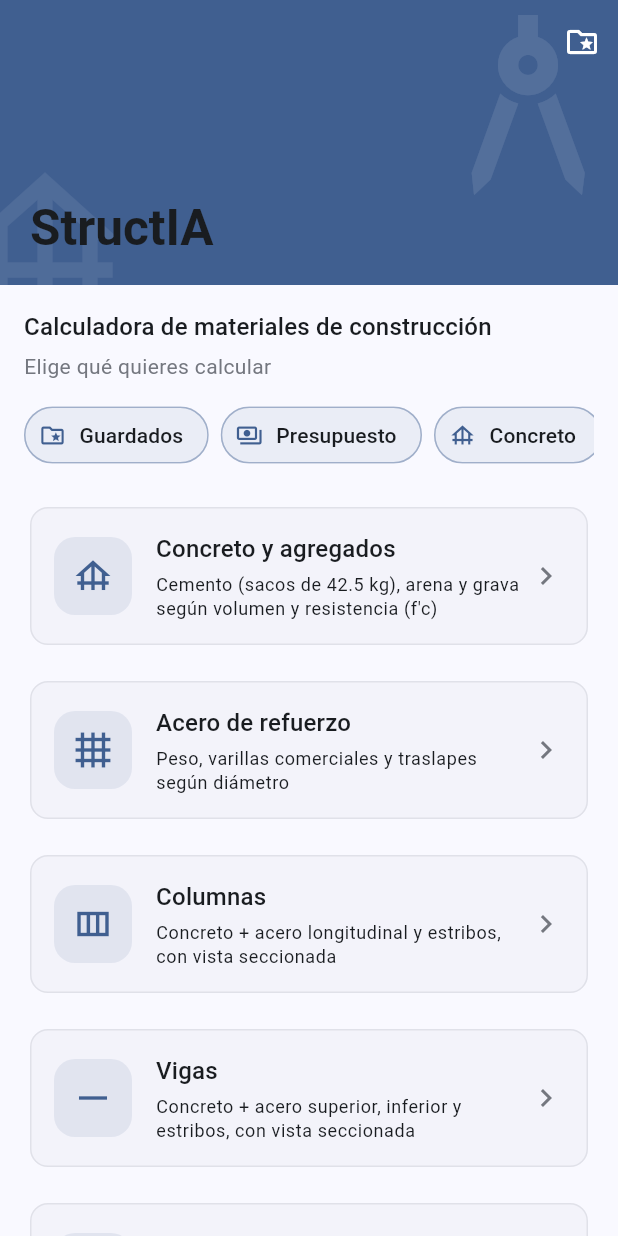
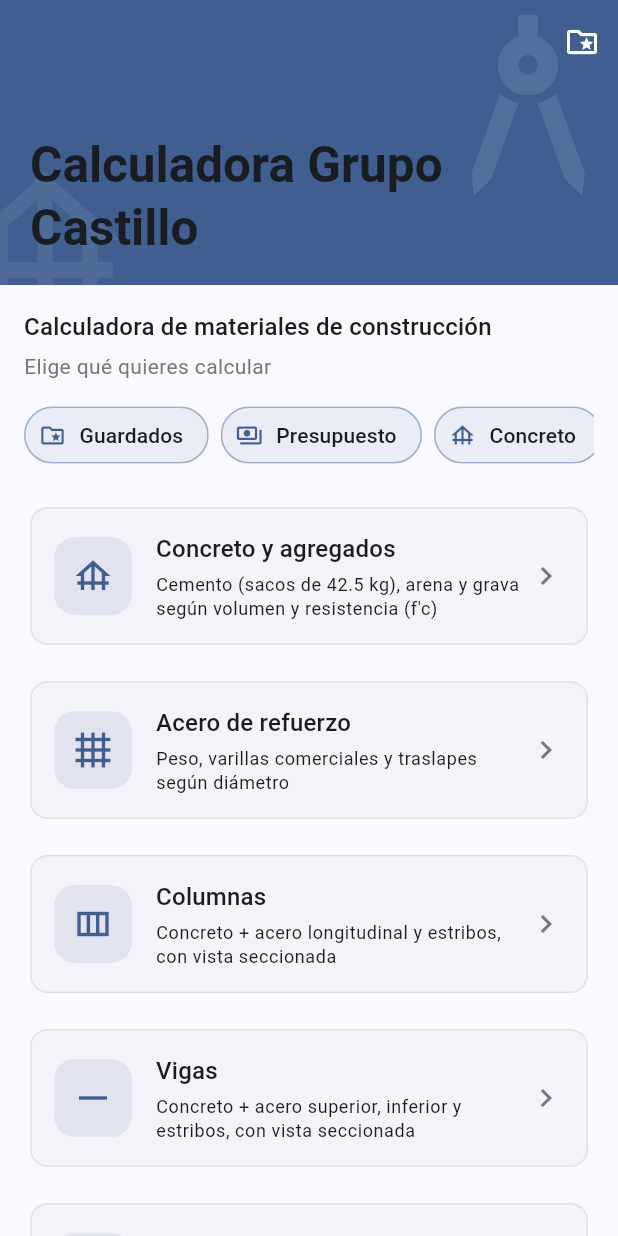
Before and after one commit to denniscastillo202020/Structia, a Flutter app: the screen it shows after launch, on a phone screen of 412 x 824 dp. Run offline on Flutter 3.47's test engine with Material 3 defaults, Android fonts, the phone set to English and light mode, and no system bars; our stand-ins replace image_picker, pdf, printing, shared_preferences; missing offline and left inert: google_mlkit_text_recognition.

Commit message:
Cambiar nombre de la app a Calculadora Grupo Castillo

```diff
--- a/lib/core/constants/app_constants.dart
+++ b/lib/core/constants/app_constants.dart
@@ -3,7 +3,7 @@
 class AppConstants {
   AppConstants._();
 
-  static const String appName = 'StructIA';
+  static const String appName = 'Calculadora Grupo Castillo';
   static const String appVersion = '0.2.0';
 
   // Paddings estándar de UI (Material 3)
```
